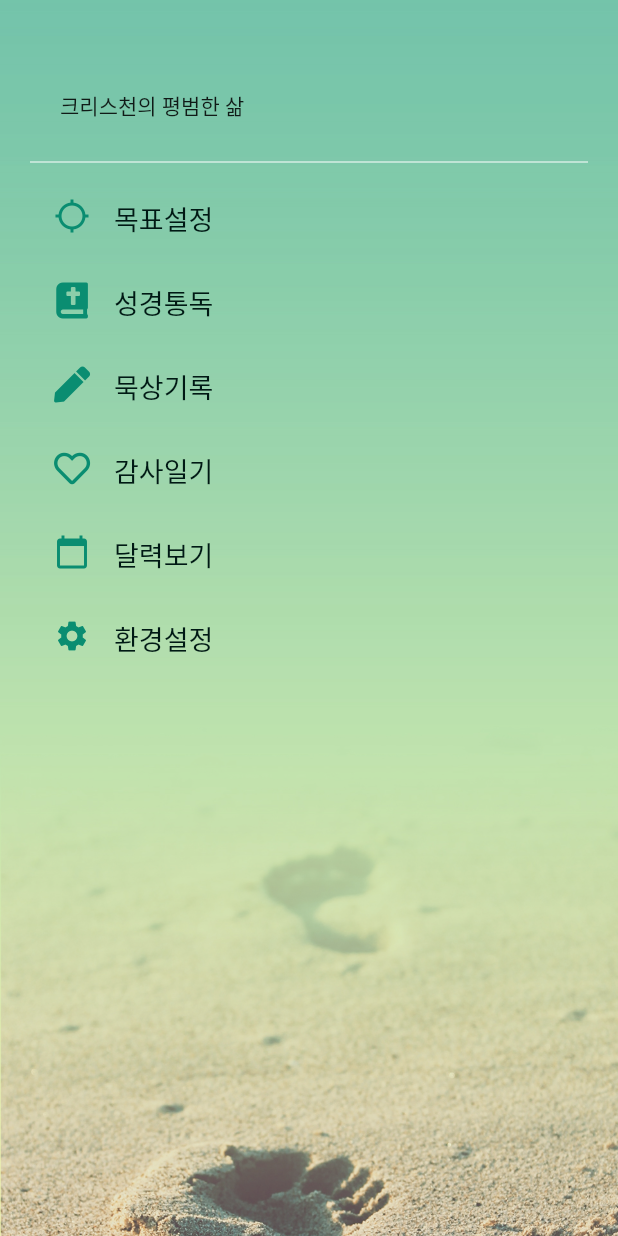
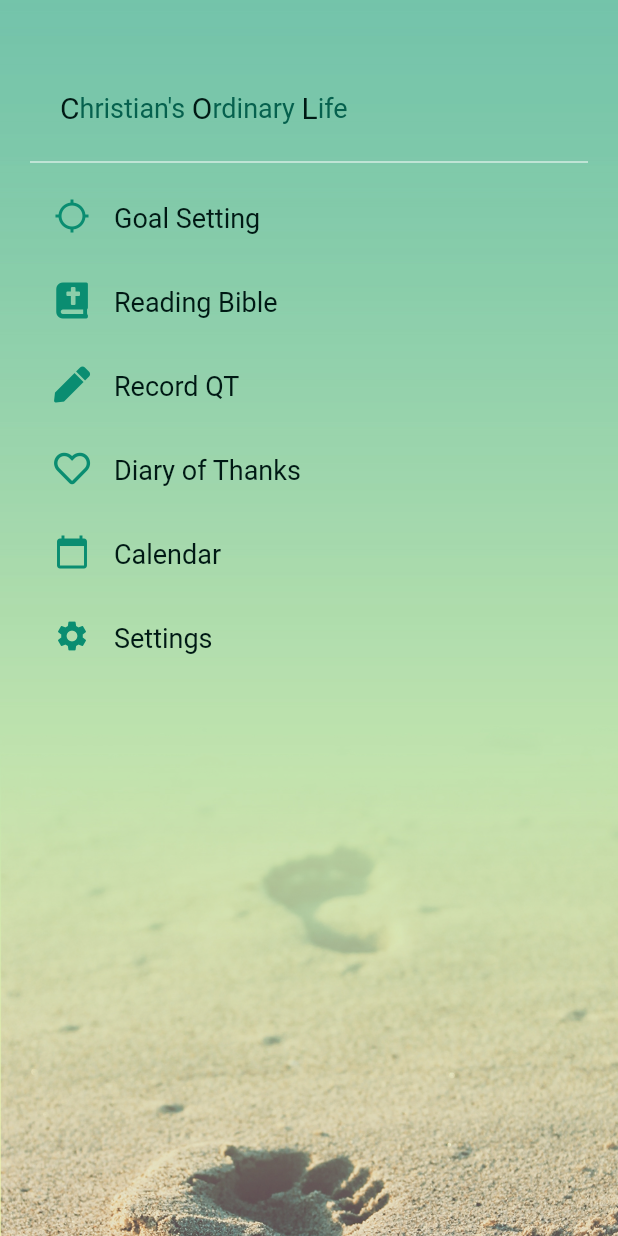
Before and after one commit to myunghwapark/christian_ordinary_life, a Flutter app: the AppDrawer screen opened directly, on a phone screen of 412 x 824 dp. Run offline on Flutter 3.47's test engine with Material 2 defaults, Android fonts, the light colour scheme and no system bars; our stand-ins replace font_awesome_flutter.

Commit message:
Done of drawer menu.

```diff
--- /dev/null
+++ b/assets/locale/en.json
@@ -0,0 +1,15 @@
+{
+    "app_title": "Christian's Ordinary Life",
+    "app_title1": "C",
+    "app_title2": "hristian's ",
+    "app_title3": "O",
+    "app_title4": "rdinary ",
+    "app_title5": "L",
+    "app_title6": "ife",
+    "menu_goal_setting": "Goal Setting",
+    "menu_reading_bible": "Reading Bible",
+    "menu_qt_record": "Record QT",
+    "menu_thank_diary": "Diary of Thanks",
+    "menu_calendar": "Calendar",
+    "menu_settings": "Settings"
+}
--- /dev/null
+++ b/assets/locale/ko.json
@@ -0,0 +1,15 @@
+{
+    "app_title": "크리스천의 평범한 삶",
+    "app_title1": "크",
+    "app_title2": "리스천의 ",
+    "app_title3": "평",
+    "app_title4": "범한 ",
+    "app_title5": "삶",
+    "app_title6": "",
+    "menu_goal_setting": "목표설정",
+    "menu_reading_bible": "성경통독",
+    "menu_qt_record": "묵상기록",
+    "menu_thank_diary": "감사일기",
+    "menu_calendar": "달력보기",
+    "menu_settings": "환경설정"
+}
--- /dev/null
+++ b/lib/src/common/colors.dart
@@ -0,0 +1,21 @@
+import 'package:flutter/cupertino.dart';
+
+class AppColors {
+  AppColors._();
+
+  static Color greenPoint = HexColor('#06614e');
+  static Color greenPointMild = HexColor('#0a8d71');
+  static Color blackGreen = HexColor('#001914');
+}
+
+class HexColor extends Color {
+  static int _getColorFromHex(String hexColor) {
+    hexColor = hexColor.toUpperCase().replaceAll("#", "");
+    if (hexColor.length == 6) {
+      hexColor = 'FF$hexColor';
+    }
+    return int.parse(hexColor, radix: 16);
+  }
+
+  HexColor(final String hexColor) : super(_getColorFromHex(hexColor));
+}
--- /dev/null
+++ b/lib/src/common/translations.dart
@@ -0,0 +1,53 @@
+import 'dart:async';
+import 'dart:convert';
+
+import 'package:flutter/material.dart';
+import 'package:flutter/services.dart';
+
+class Translations {
+  Translations(this.locale);
+
+  final Locale locale;
+
+  static Translations of(BuildContext context) {
+    return Localizations.of<Translations>(context, Translations);
+  }
+
+  Map<String, String> _sentences;
+
+  Future<bool> load() async {
+    String data = await rootBundle.loadString('assets/locale/${this.locale.languageCode}.json'); // 경로 유의
+    Map<String, dynamic> _result = json.decode(data);
+
+    this._sentences = new Map();
+    _result.forEach((String key, dynamic value) {
+      this._sentences[key] = value.toString();
+    });
+
+    return true;
+  }
+
+  String trans(String key) {
+    return this._sentences[key];
+  }
+}
+
+class TranslationsDelegate extends LocalizationsDelegate<Translations> {
+  const TranslationsDelegate();
+
+  @override
+  bool isSupported(Locale locale) => ['en', 'ko'].contains(locale.languageCode);
+
+  @override
+  Future<Translations> load(Locale locale) async {
+    Translations localizations = new Translations(locale);
+    await localizations.load();
+
+    print("Load ${locale.languageCode}");
+
+    return localizations;
+  }
+
+  @override
+  bool shouldReload(TranslationsDelegate old) => false;
+}
--- a/lib/src/navigation/appDrawer.dart
+++ b/lib/src/navigation/appDrawer.dart
@@ -1,6 +1,8 @@
 import 'package:flutter/material.dart';
 import 'package:font_awesome_flutter/font_awesome_flutter.dart';
 import '../common/util.dart';
+import '../common/translations.dart';
+import '../common/colors.dart';
 
 class AppDrawer extends StatelessWidget {
 
@@ -11,13 +13,13 @@ class AppDrawer extends StatelessWidget {
       children: <Widget>[
         Icon(
           icon,
-          color: colorFromHex("#0a8d71"),
+          color: AppColors.greenPointMild
         ),
         Padding(
           padding: EdgeInsets.only(top: 3, left: 16.0),
           child: Text(text,
             style: TextStyle(
-              color: colorFromHex("#001914"),
+              color: AppColors.blackGreen,
               fontSize: 18
             ),
           ),
@@ -48,7 +50,49 @@ class AppDrawer extends StatelessWidget {
                 children: <Widget>[
                   Container(
                     height: 100,
-                    child: Text('크리스천의 평범한 삶'),
+                    child: Row(
+                      children: [
+                        Text(Translations.of(context).trans('app_title1'),
+                          style: TextStyle(
+                            color: AppColors.blackGreen,
+                            fontSize: 20,
+                          ),
+                        ),
+                        Text(Translations.of(context).trans('app_title2'),
+                          style: TextStyle(
+                            color: AppColors.greenPoint,
+                            fontSize: 18
+                          ),
+                        ),
+                        Text(Translations.of(context).trans('app_title3'),
+                          style: TextStyle(
+                            color: AppColors.blackGreen,
+                            fontSize: 20
+                          ) ,
+                        ),
+                        Text(Translations.of(context).trans('app_title4'),
+                          style: TextStyle(
+                            color: AppColors.greenPoint,
+                            fontSize: 18
+                          ),
+                        ),
+                        Text(Translations.of(context).trans('app_title5'),
+                          style: TextStyle(
+                            color: AppColors.blackGreen,
+                            fontSize: 20
+                          ) ,
+                        ),
+                        Text(Translations.of(context).trans('app_title6'),
+                          style: TextStyle(
+                            color: AppColors.greenPoint,
+                            fontSize: 18
+                          ),
+                        ),
+                      ],
+                      textBaseline: TextBaseline.alphabetic,
+                      crossAxisAlignment: CrossAxisAlignment.baseline,
+                    ),
+                    //child: Text(Translations.of(context).trans('app_title')),
                     padding: EdgeInsets.only(top:60, left:20),
                   ),
 
@@ -58,7 +102,7 @@ class AppDrawer extends StatelessWidget {
                   ),
                   _createDrawerItem(
                     icon: Icons.location_searching,
-                    text: '목표설정',
+                    text: Translations.of(context).trans('menu_goal_setting'),
                     onTap: () => {
                       //Navigator.pop(context)
                       Navigator.pushReplacementNamed(context, '/goalSetting')
@@ -66,39 +110,40 @@ class AppDrawer extends StatelessWidget {
                   ),
                   _createDrawerItem(
                     icon: FontAwesomeIcons.bible,
-                    text: '성경통독',
+                    text: Translations.of(context).trans('menu_reading_bible'),
                     onTap: () => {
                       Navigator.pushReplacementNamed(context, '/readingBible')
                     }
                   ),
                   _createDrawerItem(
                     icon: FontAwesomeIcons.pen,
-                    text: '묵상기록',
+                    text: Translations.of(context).trans('menu_qt_record'),
                     onTap: () => {
                       Navigator.pushReplacementNamed(context, '/qtRecord')
                     }
                   ),
                   _createDrawerItem(
                     icon: FontAwesomeIcons.heart,
-                    text: '감사일기',
+                    text: Translations.of(context).trans('menu_thank_diary'),
                     onTap: () => {
                       Navigator.pushReplacementNamed(context, '/thankDiary')
                     }
                   ),
                   _createDrawerItem(
                     icon: Icons.calendar_today,
-                    text: '달력보기',
+                    text: Translations.of(context).trans('menu_calendar'),
                     onTap: () => {
                       Navigator.pushReplacementNamed(context, '/calendar')
                     }
                   ),
                   _createDrawerItem(
                     icon: Icons.settings,
-                    text: '환경설정',
+                    text: Translations.of(context).trans('menu_settings'),
                     onTap: () => {
                       Navigator.pushReplacementNamed(context, '/settings')
                     }
                   ),
+
                 ],
               ),
             ),
--- a/pubspec.yaml
+++ b/pubspec.yaml
@@ -22,6 +22,9 @@ environment:
 
 dependencies:
   flutter:
+    sdk: flutter
+
+  flutter_localizations:
     sdk: flutter
 
 
@@ -50,6 +53,7 @@ flutter:
   # To add assets to your application, add an assets section, like this:
   assets:
      - assets/images/
+     - assets/locale/
   #   - images/a_dot_ham.jpeg
 
   # An image asset can refer to one or more resolution-specific "variants", see
```
Also changed, not shown: lib/main.dart (+27 -10 lines), pubspec.lock, 1 other file.
